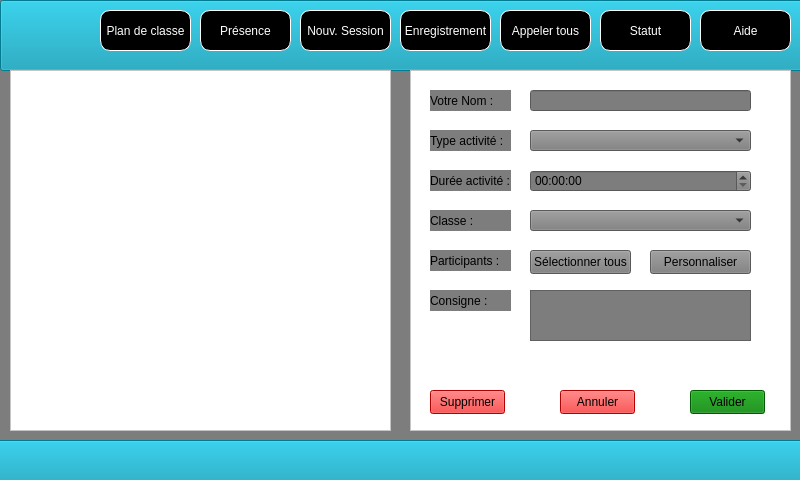
Above: LaboLangue/mainwindow.ui from Sam-Depardieu/Labo-de-langue before the change. Below: the same form after it.
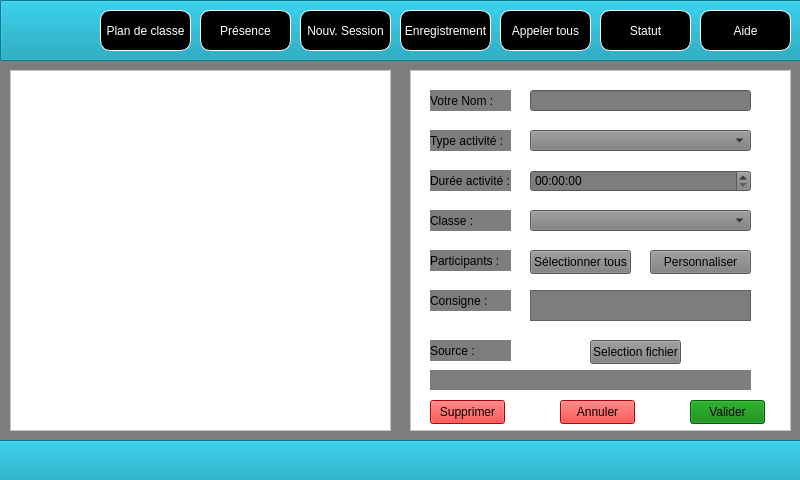
That is the form after the change.

```diff
--- a/LaboLangue/mainwindow.ui
+++ b/LaboLangue/mainwindow.ui
@@ -48,7 +48,7 @@
       <x>0</x>
       <y>0</y>
       <width>821</width>
-      <height>71</height>
+      <height>61</height>
      </rect>
     </property>
     <property name="autoFillBackground">
@@ -378,7 +378,7 @@
       <x>530</x>
       <y>290</y>
       <width>221</width>
-      <height>51</height>
+      <height>31</height>
      </rect>
     </property>
    </widget>
@@ -454,7 +454,7 @@
     <property name="geometry">
      <rect>
       <x>690</x>
-      <y>390</y>
+      <y>400</y>
       <width>75</width>
       <height>24</height>
      </rect>
@@ -470,7 +470,7 @@
     <property name="geometry">
      <rect>
       <x>560</x>
-      <y>390</y>
+      <y>400</y>
       <width>75</width>
       <height>24</height>
      </rect>
@@ -486,7 +486,7 @@
     <property name="geometry">
      <rect>
       <x>430</x>
-      <y>390</y>
+      <y>400</y>
       <width>75</width>
       <height>24</height>
      </rect>
@@ -498,6 +498,51 @@
      <string>Supprimer</string>
     </property>
    </widget>
+   <widget class="QLabel" name="errorLabel">
+    <property name="geometry">
+     <rect>
+      <x>430</x>
+      <y>370</y>
+      <width>321</width>
+      <height>20</height>
+     </rect>
+    </property>
+    <property name="styleSheet">
+     <string notr="true">color: red;</string>
+    </property>
+    <property name="text">
+     <string/>
+    </property>
+   </widget>
+   <widget class="QLabel" name="SourceLabel">
+    <property name="geometry">
+     <rect>
+      <x>430</x>
+      <y>340</y>
+      <width>81</width>
+      <height>21</height>
+     </rect>
+    </property>
+    <property name="styleSheet">
+     <string notr="true"/>
+    </property>
+    <property name="text">
+     <string>Source :</string>
+    </property>
+   </widget>
+   <widget class="QPushButton" name="SourceButton">
+    <property name="geometry">
+     <rect>
+      <x>590</x>
+      <y>340</y>
+      <width>91</width>
+      <height>24</height>
+     </rect>
+    </property>
+    <property name="text">
+     <string>Selection fichier</string>
+    </property>
+   </widget>
   </widget>
  </widget>
  <resources/>
```
